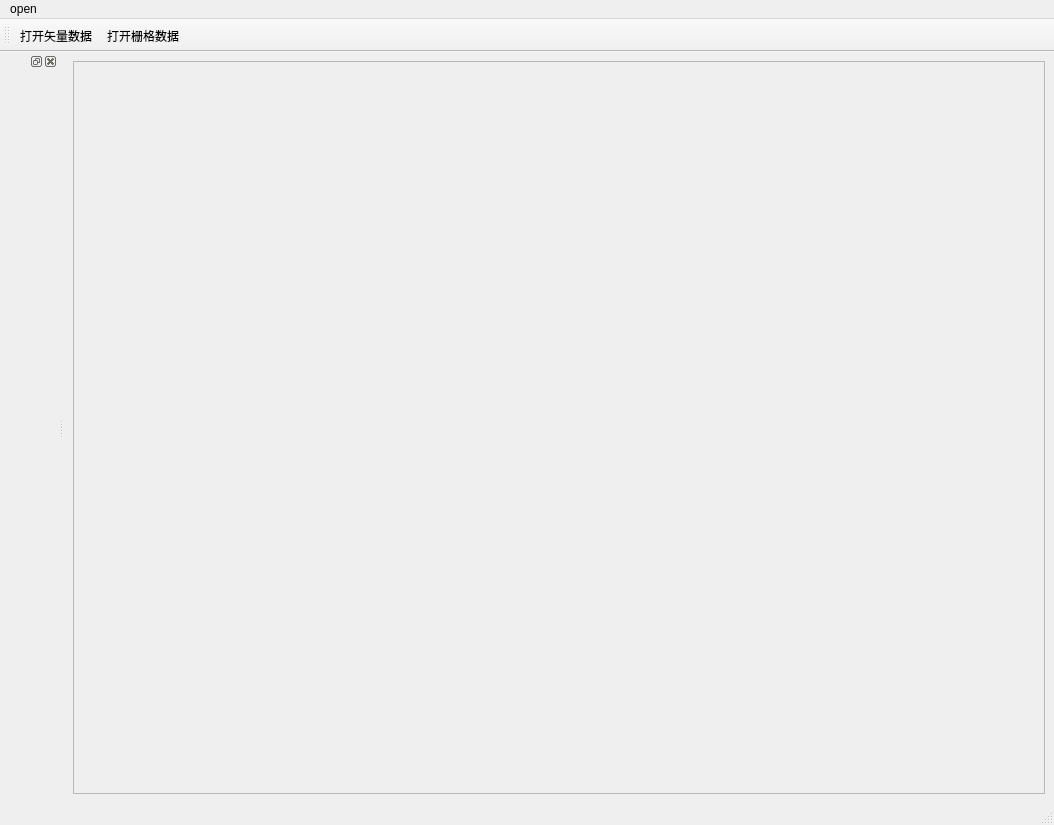
Above: ui/MyFirstWin.ui from dachenc/Remote-sensing-data-cloud-detection-and-ground-object-recovery-system before the change. Below: the same form after it.
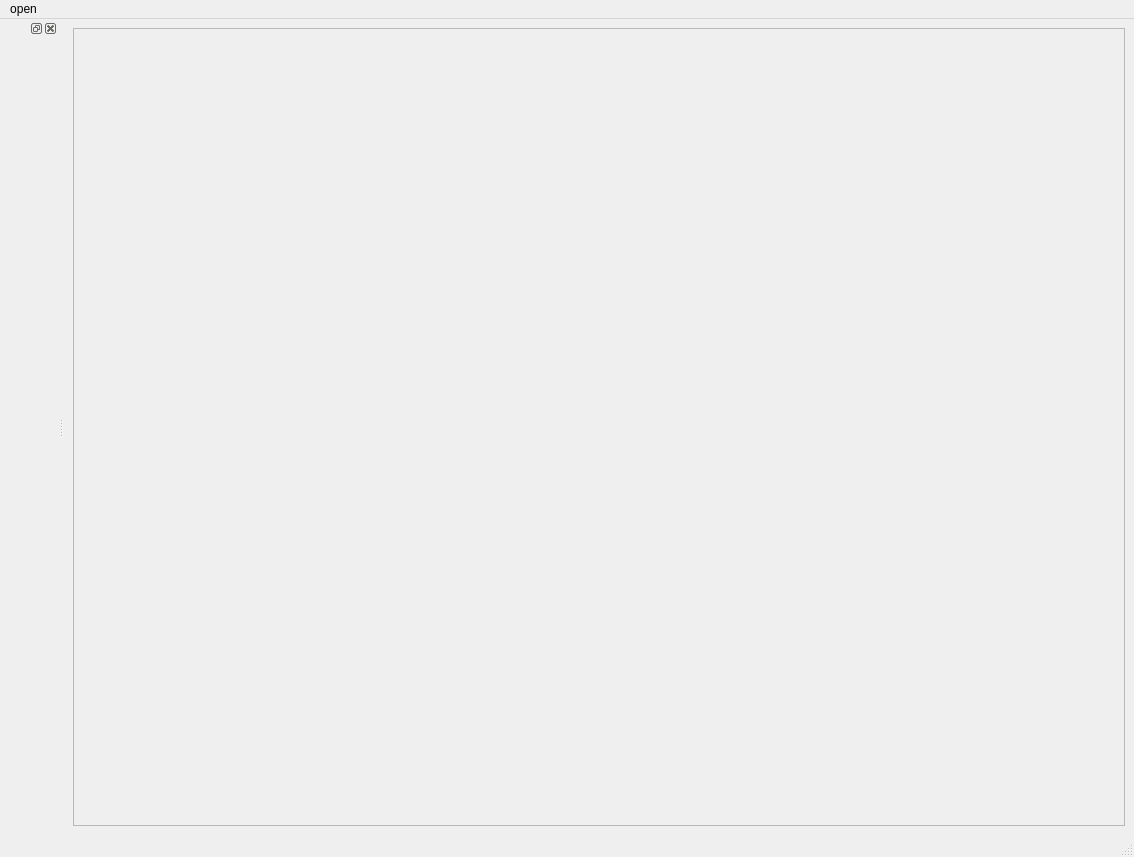
That is the form after the change. Icons and pictures are not drawn.

Commit message: 添加文件树

```diff
--- a/ui/MyFirstWin.ui
+++ b/ui/MyFirstWin.ui
@@ -6,8 +6,8 @@
    <rect>
     <x>0</x>
     <y>0</y>
-    <width>1054</width>
-    <height>825</height>
+    <width>1134</width>
+    <height>857</height>
    </rect>
   </property>
   <property name="windowTitle">
@@ -36,7 +36,7 @@
     <rect>
      <x>0</x>
      <y>0</y>
-     <width>1054</width>
+     <width>1134</width>
      <height>26</height>
     </rect>
    </property>
@@ -56,19 +56,6 @@
    </attribute>
    <widget class="QWidget" name="dockWidgetContents"/>
   </widget>
-  <widget class="QToolBar" name="toolBar">
-   <property name="windowTitle">
-    <string>toolBar</string>
-   </property>
-   <attribute name="toolBarArea">
-    <enum>TopToolBarArea</enum>
-   </attribute>
-   <attribute name="toolBarBreak">
-    <bool>false</bool>
-   </attribute>
-   <addaction name="action_OpenShp"/>
-   <addaction name="action_OpenRaster"/>
-  </widget>
   <action name="action_OpenShp">
    <property name="text">
     <string>打开矢量数据</string>
```
The commit also changes 2 other files.
